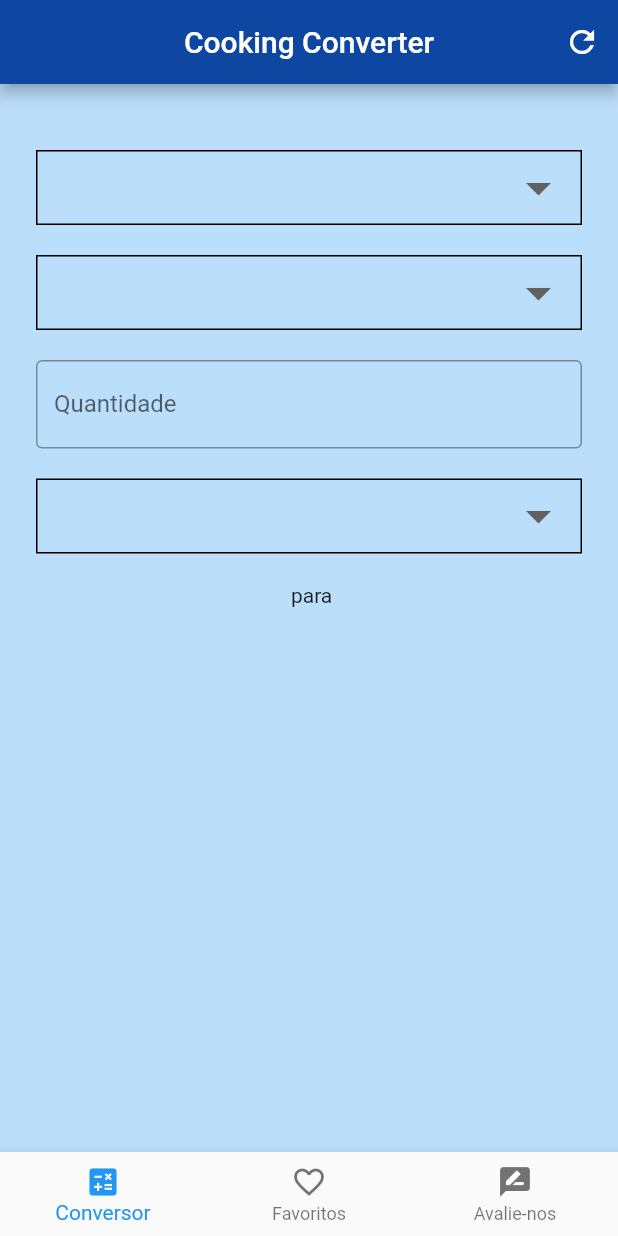
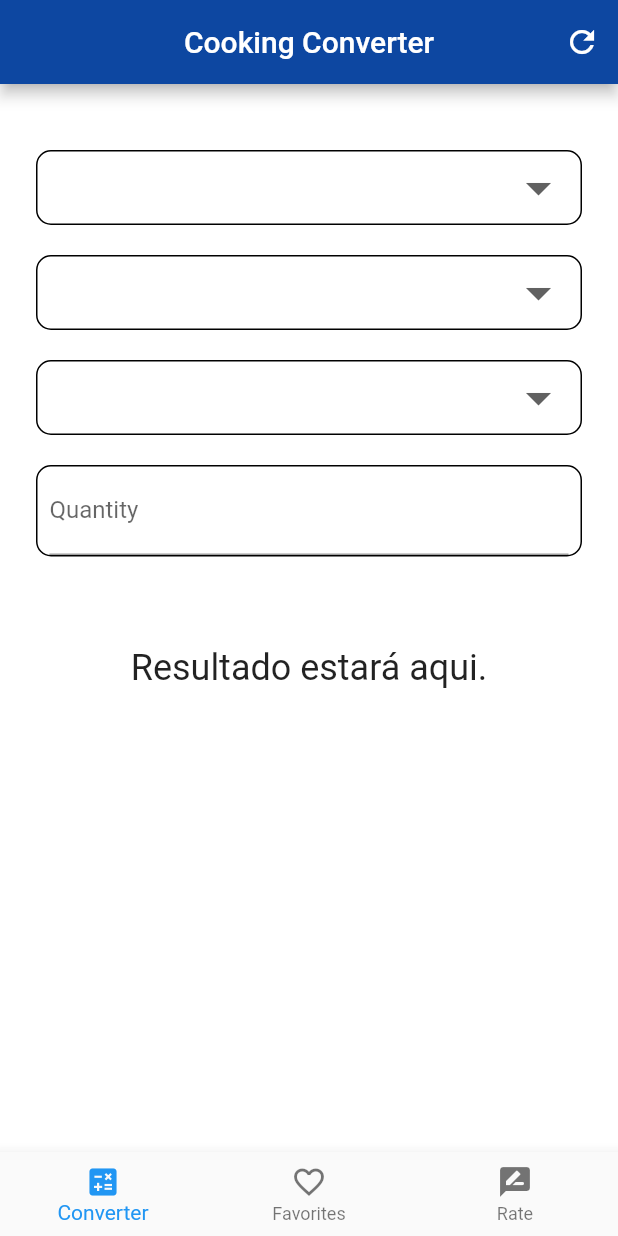
Before and after one commit to TeamMercuryDevelopment/Cooking_Converter, a Flutter app: the screen it shows after launch, on a phone screen of 412 x 824 dp. Run offline on Flutter 3.47's test engine with Material 2 defaults, Android fonts, the phone set to English and light mode, and no system bars; our stand-ins replace flutter_mobx, mobx; generated files the repository leaves out were written again.

Commit message:
✨ Redirect Routes, Inputs reworked, Theme reworked.

```diff
--- a/lib/main.dart
+++ b/lib/main.dart
@@ -1,4 +1,3 @@
-// import 'package:cooking_converter/screens/favorites.dart';
 import 'package:cooking_converter/screens/form.dart';
 import 'package:flutter/material.dart';
 
@@ -10,7 +9,7 @@ class CookingConverterApp extends StatelessWidget {
   Widget build(BuildContext context) {
     return MaterialApp(
       theme: ThemeData(
-        primaryColor: Colors.green[900],
+        primaryColor: Colors.blue[900],
         accentColor: Colors.blueAccent[700],
         buttonTheme: ButtonThemeData(
           buttonColor: Colors.blueAccent[700],
@@ -18,7 +17,6 @@ class CookingConverterApp extends StatelessWidget {
         ),
       ),
       home: ProductForm(),
-      // home: Favorites(),
     );
   }
 }
--- a/lib/screens/favorites.dart
+++ b/lib/screens/favorites.dart
@@ -1,4 +1,5 @@
 
+import 'package:cooking_converter/screens/form.dart';
 import 'package:flutter/material.dart';
 
 class Favorites extends StatefulWidget {
@@ -8,6 +9,8 @@ class Favorites extends StatefulWidget {
 
 class _FavoritesState extends State<Favorites> {
 
+  int _currentIndex = 1;
+
   List listItem = [
     "Item 1", "Item 2", "Item 3", "Item 4", "Item 5", "Item 6", "Item 7",
   ];
@@ -15,48 +18,56 @@ class _FavoritesState extends State<Favorites> {
   @override
   Widget build(BuildContext context) {
     return Scaffold(
+      backgroundColor: Colors.blue[100],
       appBar: AppBar(
         backgroundColor: Colors.blue[900],
         centerTitle: true,
         title: Text('Favoritos')
       ),
+      bottomNavigationBar: BottomNavigationBar(
+        currentIndex: _currentIndex,
+        type: BottomNavigationBarType.fixed,
+        items: [
+          BottomNavigationBarItem(
+            icon: Icon(Icons.calculate),
+            label: "Converter",
+          ),
+          BottomNavigationBarItem(
+            icon: Icon(Icons.favorite_border),
+            label: "Favorites",
+          ),
+          BottomNavigationBarItem(
+            icon: Icon(Icons.rate_review_rounded),
+            label: "Rate",
+          ),
+        ],
+        onTap: (index) {
+          setState(() {
+            _currentIndex = index;
+            if (_currentIndex == 0) {
+              Navigator.push(context, MaterialPageRoute(builder: (context) => ProductForm()));
+            }
+          });
+        },
+      ),
       body: ListView.builder(
         itemCount: listItem.length,
         itemBuilder: (context, index) {
           return Padding(
-            padding: const EdgeInsets.all(4.0),
+            padding: const EdgeInsets.fromLTRB(24.0, 12.0, 24.0, 0.0),
             child: Card(
               borderOnForeground: true,
               child: ListTile(
                 onTap: () {
                   print(listItem[index]);
                 },
-                leading: Icon(Icons.article_rounded),
+                leading: Icon(Icons.article_rounded, size: 32.0,),
                 title: Text(listItem[index]),
               ),
             ),
           );
         },
       ),
-      bottomNavigationBar: BottomNavigationBar(
-          items: [
-            BottomNavigationBarItem(
-              icon: Icon(Icons.calculate),
-              // ignore: deprecated_member_use
-              title: Text("Conversor"),
-            ),
-            BottomNavigationBarItem(
-              icon: Icon(Icons.favorite_border),
-              // ignore: deprecated_member_use
-              title: Text("Favoritos"),
-            ),
-            BottomNavigationBarItem(
-              icon: Icon(Icons.rate_review_rounded),
-              // ignore: deprecated_member_use
-              title: Text("Avalie-nos"),
-            ),
-          ],
-        ),
     );
   }
 }
--- a/lib/screens/form.dart
+++ b/lib/screens/form.dart
@@ -1,4 +1,5 @@
 import 'package:cooking_converter/controller/controller.dart';
+import 'package:cooking_converter/screens/favorites.dart';
 import 'package:flutter/material.dart';
 import 'package:flutter_mobx/flutter_mobx.dart';
 
@@ -8,17 +9,21 @@ class ProductForm extends StatefulWidget {
 }
 
 class _ProductFormState extends State<ProductForm> {
+  int _currentIndex = 0;
+
   String productValue;
   String convertFromValue;
   String convertToValue;
+  String quantityValue;
   final productController = Controller();
   final convertFromController = Controller();
   final convertToController = Controller();
+  final quantityController = Controller();
 
   @override
   Widget build(BuildContext context) {
     return Scaffold(
-      backgroundColor: Colors.blue[100],
+      backgroundColor: Colors.white,
       appBar: AppBar(
         title: Text("Cooking Converter"),
         backgroundColor: Colors.blue[900],
@@ -29,6 +34,33 @@ class _ProductFormState extends State<ProductForm> {
             onPressed: () {},
           )
         ],
+      ),
+      bottomNavigationBar: BottomNavigationBar(
+        currentIndex: _currentIndex,
+        type: BottomNavigationBarType.fixed,
+        items: [
+          BottomNavigationBarItem(
+            icon: Icon(Icons.calculate),
+            label: "Converter",
+          ),
+          BottomNavigationBarItem(
+            icon: Icon(Icons.favorite_border),
+            label: "Favorites",
+          ),
+          BottomNavigationBarItem(
+            icon: Icon(Icons.rate_review_rounded),
+            label: "Rate",
+          ),
+        ],
+        onTap: (index) {
+          setState(() {
+            _currentIndex = index;
+            if (_currentIndex == 1) {
+              Navigator.push(context,
+                  MaterialPageRoute(builder: (context) => Favorites()));
+            }
+          });
+        },
       ),
       body: SingleChildScrollView(
         child: Center(
@@ -41,7 +73,9 @@ class _ProductFormState extends State<ProductForm> {
                   return Container(
                       padding: EdgeInsets.only(left: 8.0, right: 8.0),
                       decoration: BoxDecoration(
+                        color: Colors.white,
                         border: Border.all(color: Colors.black),
+                        borderRadius: BorderRadius.circular(10.0),
                       ),
                       child: _selectBox(
                         label: productController.selectedItem,
@@ -55,7 +89,9 @@ class _ProductFormState extends State<ProductForm> {
                   return Container(
                       padding: EdgeInsets.only(left: 8.0, right: 8.0),
                       decoration: BoxDecoration(
+                        color: Colors.white,
                         border: Border.all(color: Colors.black),
+                        borderRadius: BorderRadius.circular(10.0),
                       ),
                       child: _selectBox(
                         label: convertFromController.selectedItem,
@@ -65,19 +101,13 @@ class _ProductFormState extends State<ProductForm> {
                       ));
                 }),
                 SizedBox(height: 20),
-                SizedBox(
-                  child: TextField(
-                    decoration: InputDecoration(
-                        border: OutlineInputBorder(),
-                        labelText: "Quantidade"),
-                  ),
-                ),
-                SizedBox(height: 20),
                 Observer(builder: (_) {
                   return Container(
                       padding: EdgeInsets.only(left: 8.0, right: 8.0),
                       decoration: BoxDecoration(
+                        color: Colors.white,
                         border: Border.all(color: Colors.black),
+                        borderRadius: BorderRadius.circular(10.0),
                       ),
                       child: _selectBox(
                         label: convertToController.selectedItem,
@@ -87,32 +117,50 @@ class _ProductFormState extends State<ProductForm> {
                       ));
                 }),
                 SizedBox(height: 20),
+                SizedBox(
+                  child: Container(
+                      padding: EdgeInsets.only(left: 8.0, right: 8.0),
+                      decoration: BoxDecoration(
+                        color: Colors.white,
+                        border: Border.all(color: Colors.black),
+                        borderRadius: BorderRadius.circular(10.0),
+                      ),
+                      child: _textField(
+                        label: "Quantity",
+                        onChanged: (value) {
+                          quantityController.setSelectedItem(value.toString());
+                        },
+                      ),
+                  )
+                ),
+                SizedBox(height: 60),
                 Observer(builder: (_) {
-                  return Text('${productController.transaction}' + ' ${convertFromController.transaction} para' + ' ${convertToController.transaction}');
+                  if (productController.selectedItem != "") {
+                    return Container(
+                        child: Text(
+                          '${quantityController.transaction}' +
+                          ' ${convertFromController.transaction} de' +
+                          ' ${productController.transaction} equivale [result]' +
+                          ' ${convertToController.transaction}',
+                      style: TextStyle(
+                        fontSize: 18.0,
+                      ),
+                      textAlign: TextAlign.center,
+                    ));
+                  } else {
+                    return Text(
+                      'Resultado estará aqui.',
+                      style: TextStyle(
+                        fontSize: 24.0,
+                      ),
+                      textAlign: TextAlign.center,
+                    );
+                  }
                 }),
               ],
             ),
           ),
         ),
-      ),
-      bottomNavigationBar: BottomNavigationBar(
-        items: [
-          BottomNavigationBarItem(
-            icon: Icon(Icons.calculate),
-            // ignore: deprecated_member_use
-            title: Text("Conversor"),
-          ),
-          BottomNavigationBarItem(
-            icon: Icon(Icons.favorite_border),
-            // ignore: deprecated_member_use
-            title: Text("Favoritos"),
-          ),
-          BottomNavigationBarItem(
-            icon: Icon(Icons.rate_review_rounded),
-            // ignore: deprecated_member_use
-            title: Text("Avalie-nos"),
-          ),
-        ],
       ),
     );
   }
@@ -140,4 +188,13 @@ class _ProductFormState extends State<ProductForm> {
           .toList(),
     );
   }
+
+  _textField({String label, onChanged}) {
+    return TextField(
+      onChanged: onChanged,
+      decoration: InputDecoration(
+        labelText: label,
+      ),
+    );
+  }
 }
```
Also changed, not shown: lib/controller/controller.dart (+20 -9 lines), lib/models/convert.dart (renamed from lib/convert.dart), lib/models/convert.g.dart (renamed from lib/convert.g.dart), lib/models/product.dart (renamed from lib/product.dart), lib/models/product.g.dart (renamed from lib/product.g.dart).
